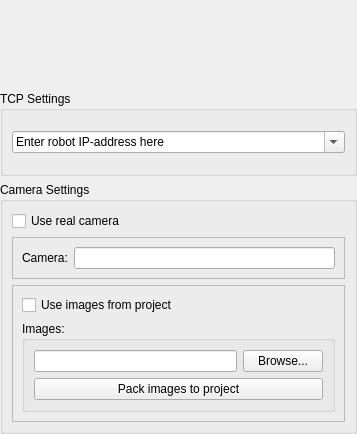
Above: plugins/robots/interpreters/trikKitInterpreterCommon/src/trikAdditionalPreferences.ui from trikset/trik-studio before the change. Below: the same form after it.
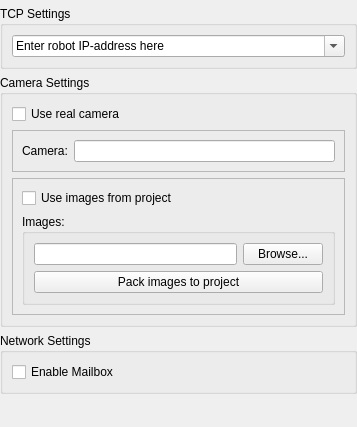
That is the form after the change. Custom widgets are drawn as their Qt base class.

Commit message: Add mailbox option

Diff of the .ui file:
```diff
--- a/plugins/robots/interpreters/trikKitInterpreterCommon/src/trikAdditionalPreferences.ui
+++ b/plugins/robots/interpreters/trikKitInterpreterCommon/src/trikAdditionalPreferences.ui
@@ -7,7 +7,7 @@
     <x>0</x>
     <y>0</y>
     <width>357</width>
-    <height>434</height>
+    <height>427</height>
    </rect>
   </property>
   <property name="windowTitle">
@@ -134,6 +134,35 @@
      </layout>
     </widget>
    </item>
+   <item>
+    <widget class="QGroupBox" name="NetworkSettingsBox">
+     <property name="title">
+      <string>Network Settings</string>
+     </property>
+     <layout class="QGridLayout" name="gridLayout_5">
+      <item row="0" column="0">
+       <widget class="QCheckBox" name="mailboxCheckBox">
+        <property name="text">
+         <string>Enable Mailbox</string>
+        </property>
+       </widget>
+      </item>
+     </layout>
+    </widget>
+   </item>
+   <item>
+    <spacer name="verticalSpacer">
+     <property name="orientation">
+      <enum>Qt::Vertical</enum>
+     </property>
+     <property name="sizeHint" stdset="0">
+      <size>
+       <width>20</width>
+       <height>40</height>
+      </size>
+     </property>
+    </spacer>
+   </item>
   </layout>
  </widget>
  <customwidgets>
```
Left out of the diff: 14 changed lines with no effect on the pictures. The commit also changes 1 other file.
